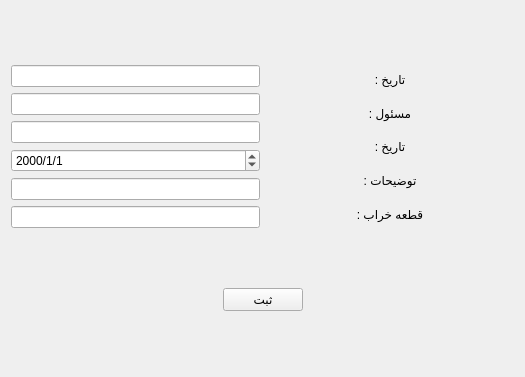
Before: the Qt Designer form serviceedit.ui in kia-far/QtDBS, drawn with Qt 5.
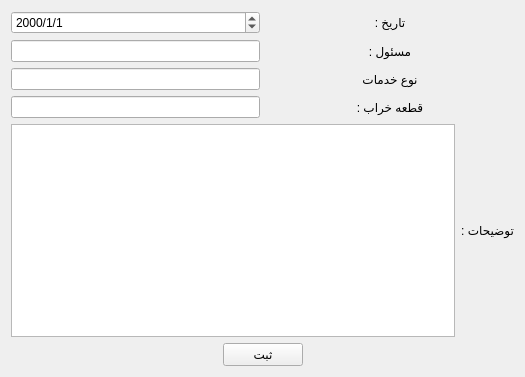
After: the same form once the commit is applied.

Commit message: fixed icon issue, a bunch of problems in the dateEdit and also a couple of sizing changes

```diff
--- a/serviceedit.ui
+++ b/serviceedit.ui
@@ -13,65 +13,10 @@
   <property name="windowTitle">
    <string>Form</string>
   </property>
-  <layout class="QGridLayout" name="gridLayout_5">
-   <item row="0" column="0">
-    <layout class="QGridLayout" name="gridLayout_3">
-     <item row="0" column="1">
-      <layout class="QGridLayout" name="gridLayout_2">
-       <property name="sizeConstraint">
-        <enum>QLayout::SizeConstraint::SetNoConstraint</enum>
-       </property>
-       <item row="4" column="0">
-        <widget class="QLineEdit" name="lineEdit_4">
-         <property name="sizePolicy">
-          <sizepolicy hsizetype="Preferred" vsizetype="Fixed">
-           <horstretch>0</horstretch>
-           <verstretch>0</verstretch>
-          </sizepolicy>
-         </property>
-        </widget>
-       </item>
-       <item row="0" column="0">
-        <widget class="QLineEdit" name="lineEdit">
-         <property name="sizePolicy">
-          <sizepolicy hsizetype="Preferred" vsizetype="Fixed">
-           <horstretch>0</horstretch>
-           <verstretch>0</verstretch>
-          </sizepolicy>
-         </property>
-        </widget>
-       </item>
-       <item row="1" column="0">
-        <widget class="QLineEdit" name="lineEdit_2">
-         <property name="sizePolicy">
-          <sizepolicy hsizetype="Preferred" vsizetype="Fixed">
-           <horstretch>0</horstretch>
-           <verstretch>0</verstretch>
-          </sizepolicy>
-         </property>
-        </widget>
-       </item>
-       <item row="2" column="0">
-        <widget class="QLineEdit" name="lineEdit_3">
-         <property name="sizePolicy">
-          <sizepolicy hsizetype="Preferred" vsizetype="Fixed">
-           <horstretch>0</horstretch>
-           <verstretch>0</verstretch>
-          </sizepolicy>
-         </property>
-        </widget>
-       </item>
-       <item row="5" column="0">
-        <widget class="QLineEdit" name="lineEdit_5">
-         <property name="sizePolicy">
-          <sizepolicy hsizetype="Preferred" vsizetype="Fixed">
-           <horstretch>0</horstretch>
-           <verstretch>0</verstretch>
-          </sizepolicy>
-         </property>
-        </widget>
-       </item>
-       <item row="3" column="0">
+  <layout class="QVBoxLayout" name="verticalLayout">
+   <item>
+    <layout class="QHBoxLayout" name="horizontalLayout">
+     <item>
         <widget class="QDateEdit" name="dateEdit">
          <property name="displayFormat">
           <string>yyyy/M/d</string>
@@ -81,14 +26,7 @@
          </property>
         </widget>
        </item>
-      </layout>
-     </item>
-     <item row="0" column="2">
-      <layout class="QGridLayout" name="gridLayout">
-       <property name="sizeConstraint">
-        <enum>QLayout::SizeConstraint::SetNoConstraint</enum>
-       </property>
-       <item row="0" column="0">
+     <item>
         <widget class="QLabel" name="label">
          <property name="midLineWidth">
           <number>1</number>
@@ -101,7 +39,21 @@
          </property>
         </widget>
        </item>
-       <item row="1" column="0">
+    </layout>
+   </item>
+   <item>
+    <layout class="QHBoxLayout" name="horizontalLayout_2">
+     <item>
+      <widget class="QLineEdit" name="lineEdit_2">
+       <property name="sizePolicy">
+        <sizepolicy hsizetype="Preferred" vsizetype="Fixed">
+         <horstretch>0</horstretch>
+         <verstretch>0</verstretch>
+        </sizepolicy>
+       </property>
+      </widget>
+     </item>
+     <item>
         <widget class="QLabel" name="label_2">
          <property name="text">
           <string>مسئول :</string>
@@ -111,27 +63,45 @@
          </property>
         </widget>
        </item>
-       <item row="2" column="0">
+    </layout>
+   </item>
+   <item>
+    <layout class="QHBoxLayout" name="horizontalLayout_3">
+     <item>
+      <widget class="QLineEdit" name="lineEdit_3">
+       <property name="sizePolicy">
+        <sizepolicy hsizetype="Preferred" vsizetype="Fixed">
+         <horstretch>0</horstretch>
+         <verstretch>0</verstretch>
+        </sizepolicy>
+       </property>
+      </widget>
+     </item>
+     <item>
         <widget class="QLabel" name="label_3">
          <property name="text">
-          <string>تاریخ :</string>
+        <string>نوع خدمات</string>
          </property>
          <property name="alignment">
           <set>Qt::AlignmentFlag::AlignCenter</set>
          </property>
         </widget>
        </item>
-       <item row="3" column="0">
-        <widget class="QLabel" name="label_4">
-         <property name="text">
-          <string>توضیحات :</string>
-         </property>
-         <property name="alignment">
-          <set>Qt::AlignmentFlag::AlignCenter</set>
-         </property>
-        </widget>
-       </item>
-       <item row="4" column="0">
+    </layout>
+   </item>
+   <item>
+    <layout class="QHBoxLayout" name="horizontalLayout_4">
+     <item>
+      <widget class="QLineEdit" name="lineEdit_5">
+       <property name="sizePolicy">
+        <sizepolicy hsizetype="Preferred" vsizetype="Fixed">
+         <horstretch>0</horstretch>
+         <verstretch>0</verstretch>
+        </sizepolicy>
+       </property>
+      </widget>
+     </item>
+     <item>
         <widget class="QLabel" name="label_5">
          <property name="text">
           <string>قطعه خراب :</string>
@@ -143,11 +113,26 @@
        </item>
       </layout>
      </item>
+   <item>
+    <layout class="QHBoxLayout" name="horizontalLayout_5">
+     <item>
+      <widget class="QTextEdit" name="textEdit"/>
+     </item>
+     <item>
+      <widget class="QLabel" name="label_4">
+       <property name="text">
+        <string>توضیحات :</string>
+       </property>
+       <property name="alignment">
+        <set>Qt::AlignmentFlag::AlignCenter</set>
+       </property>
+      </widget>
+     </item>
     </layout>
    </item>
-   <item row="1" column="0">
-    <layout class="QGridLayout" name="gridLayout_4">
-     <item row="0" column="0">
+   <item>
+    <layout class="QHBoxLayout" name="horizontalLayout_6">
+     <item>
       <spacer name="horizontalSpacer">
        <property name="orientation">
         <enum>Qt::Orientation::Horizontal</enum>
@@ -160,14 +145,14 @@
        </property>
       </spacer>
      </item>
-     <item row="0" column="1">
+     <item>
       <widget class="QPushButton" name="pushButton">
        <property name="text">
         <string>ثبت</string>
        </property>
       </widget>
      </item>
-     <item row="0" column="2">
+     <item>
       <spacer name="horizontalSpacer_2">
        <property name="orientation">
         <enum>Qt::Orientation::Horizontal</enum>
```
Lines whose indentation alone changed are shown as unchanged. The commit also changes 14 other files.
